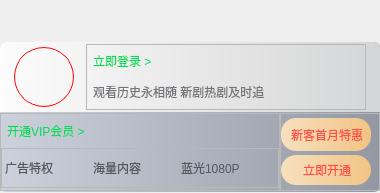
Old version of the form VideoPlayer/login/LoginTip.ui in the repository huizhang556/pc-video-player.
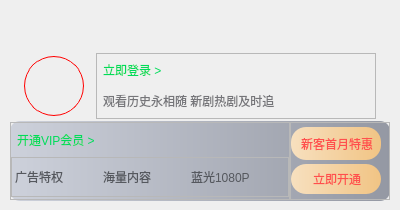
New version of the form. Icons and pictures are not drawn.

Commit message: 登录提示框增加黑边框

Diff of the .ui file:
```diff
--- a/VideoPlayer/login/LoginTip.ui
+++ b/VideoPlayer/login/LoginTip.ui
@@ -6,20 +6,20 @@
    <rect>
     <x>0</x>
     <y>0</y>
-    <width>380</width>
-    <height>193</height>
+    <width>400</width>
+    <height>210</height>
    </rect>
   </property>
   <property name="minimumSize">
    <size>
-    <width>380</width>
-    <height>190</height>
+    <width>400</width>
+    <height>210</height>
    </size>
   </property>
   <property name="maximumSize">
    <size>
-    <width>380</width>
-    <height>198</height>
+    <width>400</width>
+    <height>211</height>
    </size>
   </property>
   <property name="windowTitle">
@@ -33,16 +33,16 @@
     <number>0</number>
    </property>
    <property name="leftMargin">
-    <number>0</number>
+    <number>10</number>
    </property>
    <property name="topMargin">
-    <number>0</number>
+    <number>10</number>
    </property>
    <property name="rightMargin">
-    <number>0</number>
+    <number>10</number>
    </property>
    <property name="bottomMargin">
-    <number>0</number>
+    <number>10</number>
    </property>
    <item>
     <spacer name="verticalSpacer">
@@ -78,7 +78,6 @@
       <string notr="true">#widget_main
 {
 border: none;
-background-color:qlineargradient(spread:pad,x1:0,y1:0,x2:1,y2:0,stop:0 #cdd1db, stop:1  #9498a3);
 border-radius: 6px;
 }</string>
      </property>
@@ -115,7 +114,8 @@
         <property name="styleSheet">
          <string notr="true">#frame_top
 {
-background-color:qlineargradient(spread:pad,x1:0,y1:0,x2:1,y2:0,stop:0 #fdfcfc, stop:1  #d4d5d6);
+/*background-color:qlineargradient(spread:pad,x1:0,y1:0,x2:1,y2:0,stop:0 #fdfcfc, stop:1  #d4d5d6);*/
+background-color: transparent;
 border-radius: 6px;
 border-bottom-left-radius: 0px;
 border-bottom-right-radius: 0px;
@@ -331,7 +331,8 @@
         <property name="styleSheet">
          <string notr="true">#frame_bottom
 {
-border-radius: 0px 0px 6px 6px;
+border-radius:10px;
+background-color:qlineargradient(spread:pad,x1:0,y1:0,x2:1,y2:0,stop:0 #cdd1db, stop:1  #9498a3);
 }</string>
         </property>
         <property name="frameShape">
```
The commit also changes 1 other file.
